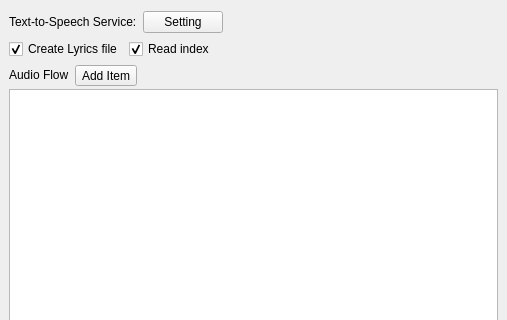
Before: the Qt Designer form design/audiodialog.ui in kokimame/joytan, drawn with Qt 5; both pictures show x 0 to 507 and y 0 to 320 of the 507 by 653 pixel window.
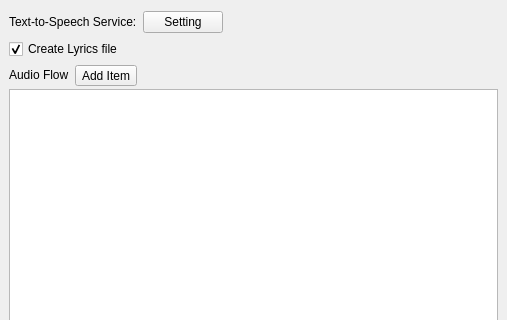
After: the same form once the commit is applied.

Commit message: Migrate index into flow list

The edit to the form file:
```diff
--- a/design/audiodialog.ui
+++ b/design/audiodialog.ui
@@ -72,16 +72,6 @@
          </property>
         </widget>
        </item>
-       <item>
-        <widget class="QCheckBox" name="idxCheck">
-         <property name="text">
-          <string>Read index</string>
-         </property>
-         <property name="checked">
-          <bool>true</bool>
-         </property>
-        </widget>
-       </item>
        <item>
         <spacer name="horizontalSpacer_6">
          <property name="orientation">
```
The commit also changes 4 other files.
